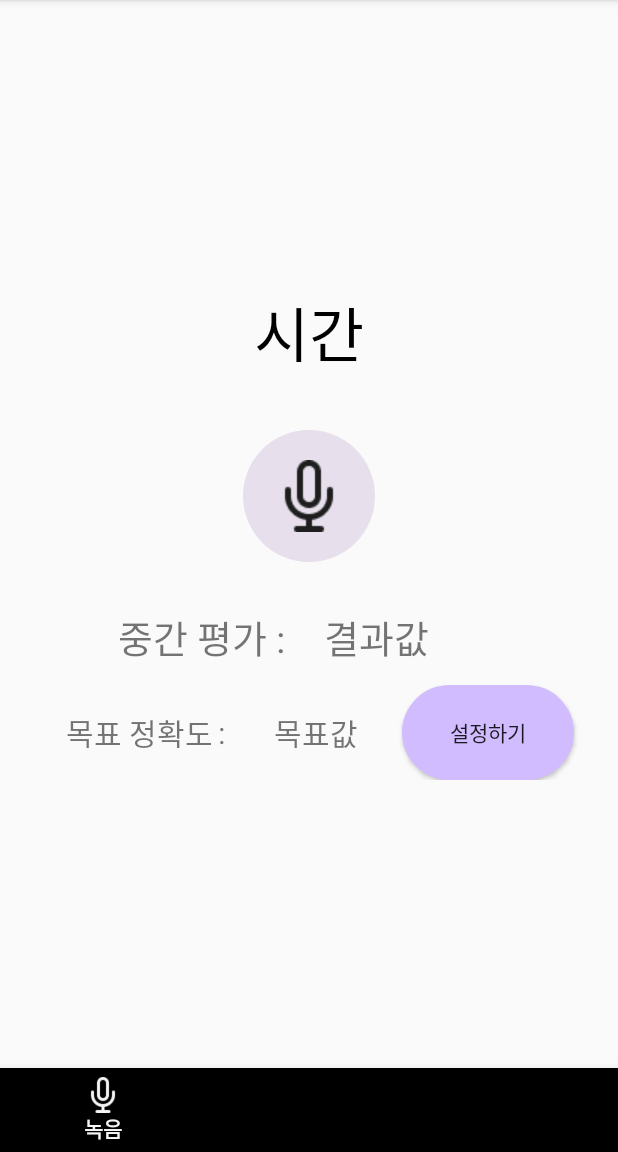
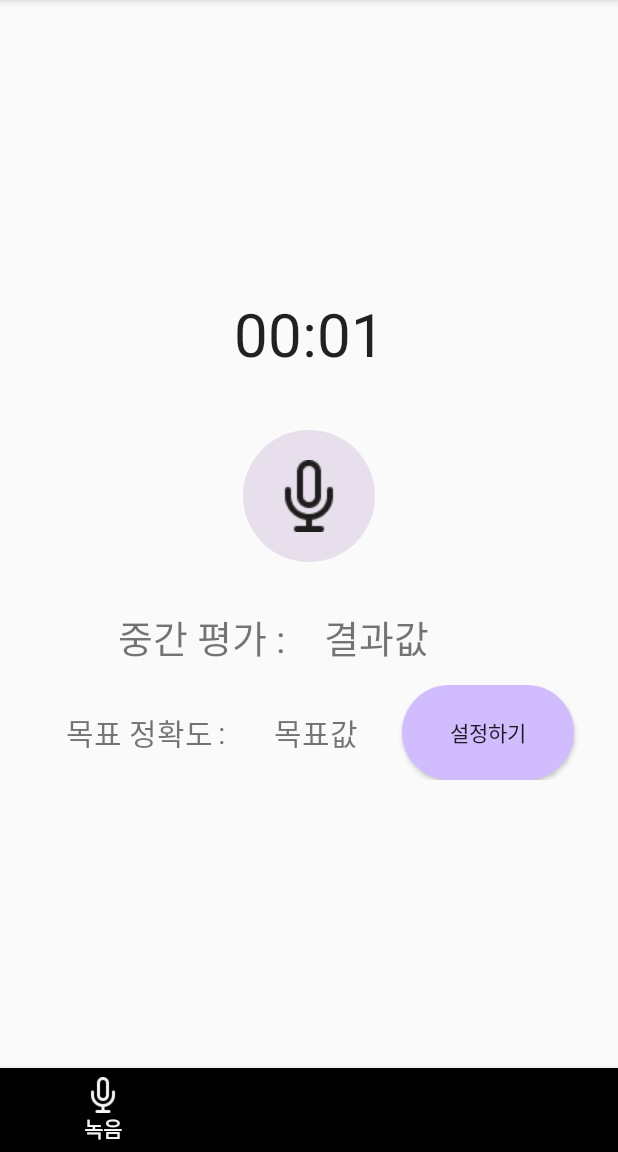
Before and after one commit to LIE-ON/Lieon_application, an Android app: the screen it shows after launch (MainActivity), after a tap on an icon or button, on a phone screen of 412 x 824 dp, the part 84-1236 px from its top. Run offline under Robolectric (Android 15) with nearby library versions, the phone set to English and light mode, and no system bars; our stand-ins replace Dagger/Hilt's generated code, Room's generated code, data binding, navigation-ui; 2 statements that could not run were skipped.

Commit message:
fix(record) : fix record bug
- fix the error where the record file is not being saved

issue #1

```diff
--- a/app/src/main/java/com/example/lieon/record/audio/AudioConverter.kt
+++ b/app/src/main/java/com/example/lieon/record/audio/AudioConverter.kt
@@ -4,9 +4,9 @@ import android.util.Log
 import com.arthenica.mobileffmpeg.Config
 import com.arthenica.mobileffmpeg.FFmpeg
 
-class AudioConverter(private val recordFilePath : String) {
+class AudioConverter() {
 
-    fun convertToWav(){
+    fun convertToWav(recordFilePath : String){
         val outputPath = recordFilePath.replace(".m4a", ".wav")
 
         val command = arrayOf(
--- a/app/src/main/java/com/example/lieon/record/view/RecordFragment.kt
+++ b/app/src/main/java/com/example/lieon/record/view/RecordFragment.kt
@@ -6,6 +6,7 @@ import android.content.pm.PackageManager
 import android.net.Uri
 import android.os.Bundle
 import android.os.Environment
+import android.os.SystemClock
 import android.provider.MediaStore
 import android.view.LayoutInflater
 import android.view.View
@@ -18,6 +19,9 @@ import com.example.lieon.databinding.FragmentRecordBinding
 import com.example.lieon.record.audio.AudioManager
 import dagger.hilt.android.AndroidEntryPoint
 import java.io.IOException
+import java.text.SimpleDateFormat
+import java.util.Date
+import java.util.Locale
 
 @AndroidEntryPoint
 class RecordFragment : Fragment() {
@@ -28,6 +32,8 @@ class RecordFragment : Fragment() {
     private var audioManager : AudioManager? = null
 
     private val recordViewModel : RecordViewModel by viewModels()
+
+    lateinit var outputPath : String
 
     override fun onCreateView(
         inflater: LayoutInflater,
@@ -40,15 +46,25 @@ class RecordFragment : Fragment() {
 
         var endRecordTime : Long? = null
 
+        binding.lifecycleOwner = viewLifecycleOwner
+        binding.viewmodel = recordViewModel
+
         binding.recordButton.setOnClickListener {
-            audioManager?.startRecord()
+            binding.chronometer.base = SystemClock.elapsedRealtime()
+            val uri = createFileUri()
+            recordViewModel.setCurrentUri(uri)
+            val fileDescriptor = getFileDescriptor(uri)
+            audioManager?.startRecord(fileDescriptor)
+            recordViewModel.setRecording(true)
+            binding.chronometer.start()
         }
 
         binding.stopButton.setOnClickListener {
-            audioManager?.stopRecord()
+            audioManager?.stopRecord(getFilePathFromUri(recordViewModel.getCurrentUri())!!)
             endRecordTime = System.currentTimeMillis()
             recordViewModel.setEndRecordTime(endRecordTime!!)
-
+            recordViewModel.setRecording(false)
+            binding.chronometer.stop()
         }
 
         binding.accuracyGoalButton.setOnClickListener {
@@ -58,6 +74,19 @@ class RecordFragment : Fragment() {
 
 
         return binding.root
+    }
+
+    override fun onViewCreated(view: View, savedInstanceState: Bundle?) {
+        super.onViewCreated(view, savedInstanceState)
+
+        val chronometer = binding.chronometer
+
+        chronometer.setOnChronometerTickListener {
+            val elapsedMillis = SystemClock.elapsedRealtime() - it.base
+            val minutes = (elapsedMillis / 1000) / 60
+            val seconds = (elapsedMillis / 1000) % 60
+            it.text = String.format("%02d:%02d", minutes, seconds)
+        }
     }
 
     override fun onRequestPermissionsResult(
@@ -94,7 +123,7 @@ class RecordFragment : Fragment() {
     private fun initAudioManager() {
         try {
             val uri = createFileUri()
-            audioManager = AudioManager(getFilePathFromUri(uri)!!,getFileDescriptor(uri))
+            audioManager = AudioManager()
         } catch (e: IOException) {
             e.printStackTrace()
         }
@@ -103,8 +132,11 @@ class RecordFragment : Fragment() {
     private fun getFileDescriptor(uri: Uri) = requireContext().contentResolver.openFileDescriptor(uri, "w")?.fileDescriptor
         ?: throw IOException("Cannot open file descriptor for URI: $uri")
     private fun createFileUri(): Uri {
+        val timeStamp = SimpleDateFormat("yyyyMMdd_HHmmss", Locale.US).format(Date())
+        val fileName = "[Lieon] 녹음 파일_$timeStamp"
+
         val values = ContentValues().apply {
-            put(MediaStore.MediaColumns.DISPLAY_NAME, "abc" + System.currentTimeMillis())
+            put(MediaStore.MediaColumns.DISPLAY_NAME, fileName)
             put(MediaStore.MediaColumns.MIME_TYPE, "audio/mp4")
             put(MediaStore.MediaColumns.RELATIVE_PATH, Environment.DIRECTORY_MUSIC + "/RecordExample")
         }
@@ -123,4 +155,5 @@ class RecordFragment : Fragment() {
         }
         return filePath
     }
+
 }
--- a/app/src/main/java/com/example/lieon/record/view/RecordViewModel.kt
+++ b/app/src/main/java/com/example/lieon/record/view/RecordViewModel.kt
@@ -1,11 +1,13 @@
 package com.example.lieon.record.view
 
+import android.net.Uri
 import androidx.lifecycle.LiveData
 import androidx.lifecycle.MutableLiveData
 import androidx.lifecycle.ViewModel
 import com.example.lieon.db.RecordHistoryEntity
 import com.example.lieon.db.RecordRepository
 import dagger.hilt.android.lifecycle.HiltViewModel
+import java.net.URI
 import javax.inject.Inject
 
 @HiltViewModel
@@ -13,21 +15,31 @@ class RecordViewModel @Inject constructor(
     private val recordRepository : RecordRepository
 ) : ViewModel() {
 
-    private val _startRecordTime = MutableLiveData<Long>()
-
     private val _endRecordTime = MutableLiveData<Long>()
 
     private val endRecordTime: LiveData<Long> get() = _endRecordTime
 
-    private var isRecording : Boolean = false
+    private var _isRecording : MutableLiveData<Boolean> = MutableLiveData()
 
-    fun setStartRecordTime(time : Long){
-        _startRecordTime.value = time
+    private var pausedTime : Long = 0L
+
+    private lateinit var currentUri : Uri
+
+    val isRecording : LiveData<Boolean> get() = _isRecording
+
+    fun setRecording(boolean: Boolean) {
+        _isRecording.value = boolean
     }
 
     fun setEndRecordTime(time: Long){
         _endRecordTime.value = time
     }
+
+    fun setCurrentUri(uri:Uri){
+        currentUri = uri
+    }
+
+    fun getCurrentUri() = currentUri
 
     fun getAllRecords() = recordRepository.getAllRecordHistories()
 
--- a/app/src/main/res/layout/fragment_record.xml
+++ b/app/src/main/res/layout/fragment_record.xml
@@ -1,11 +1,18 @@
 <?xml version="1.0" encoding="utf-8"?>
-<FrameLayout xmlns:android="http://schemas.android.com/apk/res/android"
+<layout xmlns:android="http://schemas.android.com/apk/res/android"
     xmlns:tools="http://schemas.android.com/tools"
-    android:layout_width="match_parent"
-    android:layout_height="match_parent"
     xmlns:app="http://schemas.android.com/apk/res-auto"
     tools:context=".record.view.RecordFragment"
     android:id="@+id/recordFragment">
+
+    <data>
+        <import type="android.view.View"/>
+        <variable
+            name="viewmodel"
+            type="com.example.lieon.record.view.RecordViewModel" />
+
+    </data>
+
 
     <LinearLayout
         android:layout_width="match_parent"
@@ -26,7 +33,7 @@
             <TextView
                 android:layout_width="match_parent"
                 android:layout_height="match_parent"
-                android:text="시간"
+                android:text=""
                 android:textSize="40dp"
                 android:textColor="@color/black"
                 android:gravity="center"
@@ -36,6 +43,14 @@
                 app:layout_constraintEnd_toEndOf="parent"
                 />
 
+            <Chronometer
+                android:id="@+id/chronometer"
+                android:layout_width="match_parent"
+                android:layout_height="match_parent"
+                android:gravity="center"
+                android:textSize="40dp"
+                android:countDown="false" />
+
         </androidx.constraintlayout.widget.ConstraintLayout>
 
         <View
@@ -44,6 +59,7 @@
             android:layout_weight="0.2"/>
 
         <LinearLayout
+
             android:layout_width="match_parent"
             android:layout_height="0dp"
             android:orientation="vertical"
@@ -57,6 +73,7 @@
                 android:layout_marginTop="20dp"
                 android:background="@drawable/rounded_button2"
                 android:src="@drawable/mic"
+                android:visibility="@{viewmodel.isRecording() ? View.GONE : View.VISIBLE}"
                 android:padding="20dp"/>
 
             <ImageButton
@@ -67,7 +84,7 @@
                 android:layout_marginTop="20dp"
                 android:background="@drawable/rounded_button2"
                 android:src="@drawable/stop"
-                android:visibility="gone"
+                android:visibility="@{viewmodel.isRecording() ? View.VISIBLE : View.GONE}"
                 android:padding="20dp"/>
         </LinearLayout>
 
@@ -170,4 +187,4 @@
 
 
 
-</FrameLayout>
+</layout>
```
Also changed, not shown: app/src/main/java/com/example/lieon/record/audio/AudioManager.kt (+10 -10 lines), app/src/main/java/com/example/lieon/record/audio/AudioRecorder.kt (+4 -7 lines), app/src/main/java/com/example/lieon/test/TestFragment.kt (+2 -1 lines), app/src/main/res/layout/fragment_result_test.xml (deleted, +0 -17 lines).
